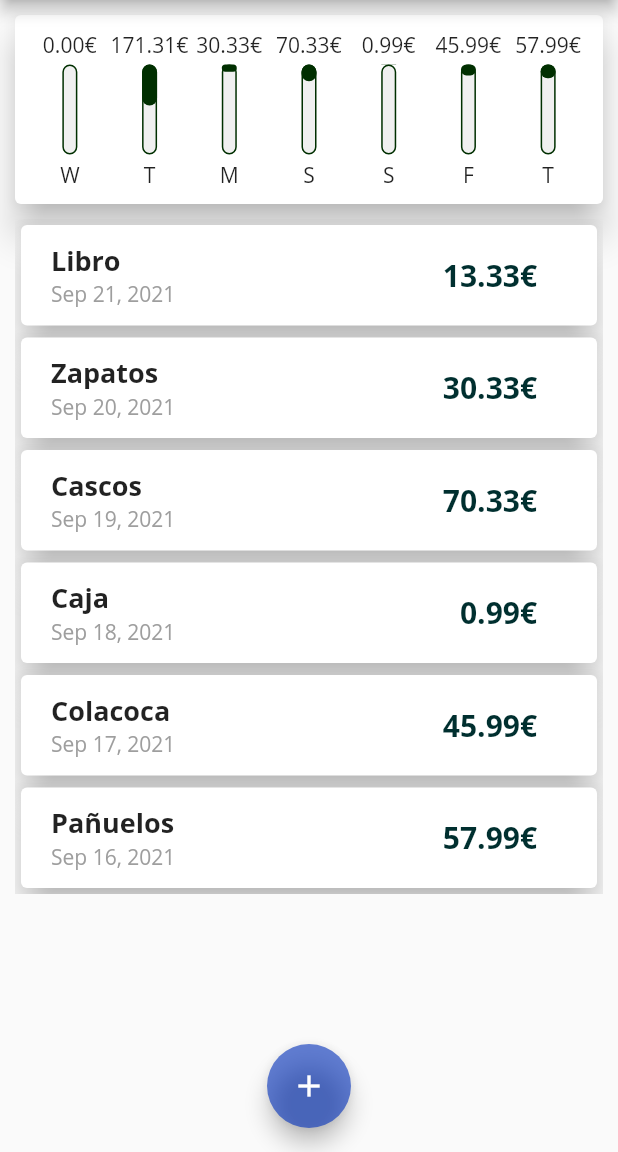
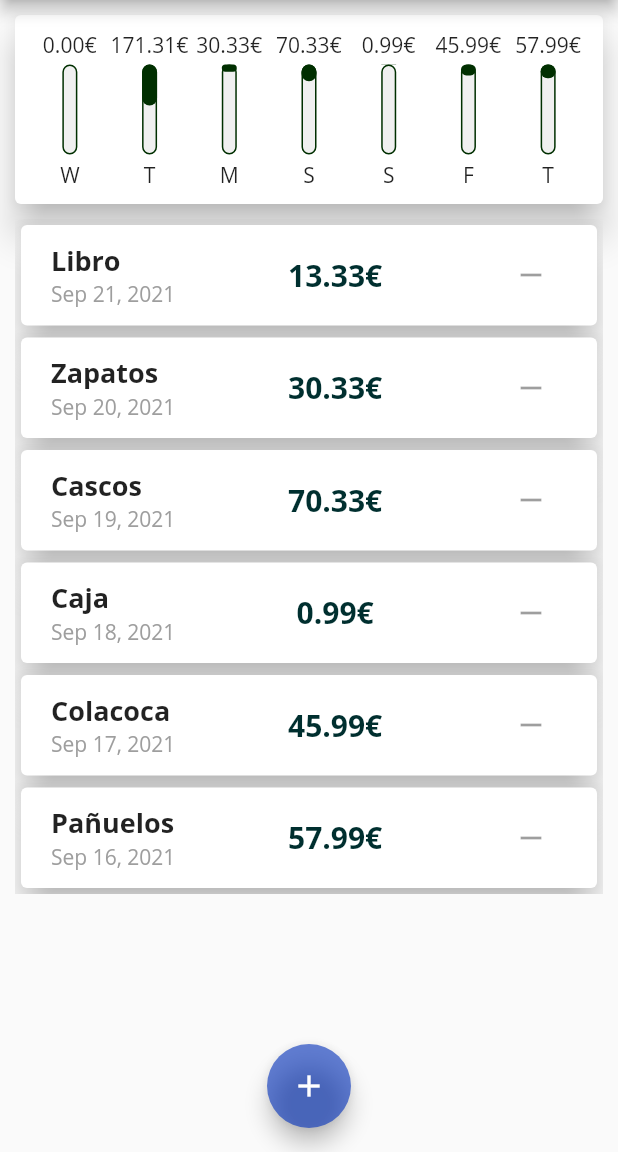
Before and after one commit to futbolin/Curso-Flutter---Dart, a Flutter app: the screen it shows after launch, on a phone screen of 412 x 824 dp, the part 84-1236 px from its top. Run offline on Flutter 3.47's test engine with Material 2 defaults, Android fonts, the phone set to English and light mode, and no system bars.

```diff
--- a/ejercicios/gastos_personales/lib/main.dart
+++ b/ejercicios/gastos_personales/lib/main.dart
@@ -109,6 +109,14 @@ class _MyHomePageState extends State<MyHomePage> {
     });
   }
 
+  void _eliminarTransaccion(String id){
+    // setState(() => {
+    //   transaccionesDelUsuario.removeWhere((transaccion) {
+    //     return transaccion.id == id;
+    //   })
+    // });
+  }
+
   void _startNuevaTransaccion(BuildContext contexto) {
     showModalBottomSheet(
       context: contexto,
@@ -143,7 +151,7 @@ class _MyHomePageState extends State<MyHomePage> {
           children: <Widget>[
             Grafico(transaccionesDelUsuario),
             SingleChildScrollView(
-                child: TransaccionesLista(transaccionesRecientes)),
+                child: TransaccionesLista(transaccionesRecientes,_eliminarTransaccion)),
           ],
         ),
       ),
--- a/ejercicios/gastos_personales/lib/widgets/transacciones_lista.dart
+++ b/ejercicios/gastos_personales/lib/widgets/transacciones_lista.dart
@@ -8,8 +8,9 @@ import 'package:intl/intl.dart';
 
 class TransaccionesLista extends StatelessWidget {
   final List<Transaccion> transaccionesDelUsuario;
+  final Function eliminarTransaccion;
 
-  TransaccionesLista(this.transaccionesDelUsuario);
+  TransaccionesLista(this.transaccionesDelUsuario, this.eliminarTransaccion);
 
   @override
   Widget build(BuildContext context) {
@@ -77,6 +78,10 @@ class TransaccionesLista extends StatelessWidget {
                                 ),
                               ),
                             ),
+                            IconButton(
+                                onPressed: eliminarTransaccion(
+                                    transaccionesDelUsuario[index].id),
+                                icon: Icon(Icons.remove)),
                           ],
                         ),
                       ),
```
Also changed, not shown: capturas/resumenSeccion3.png (added), 3 other files.
